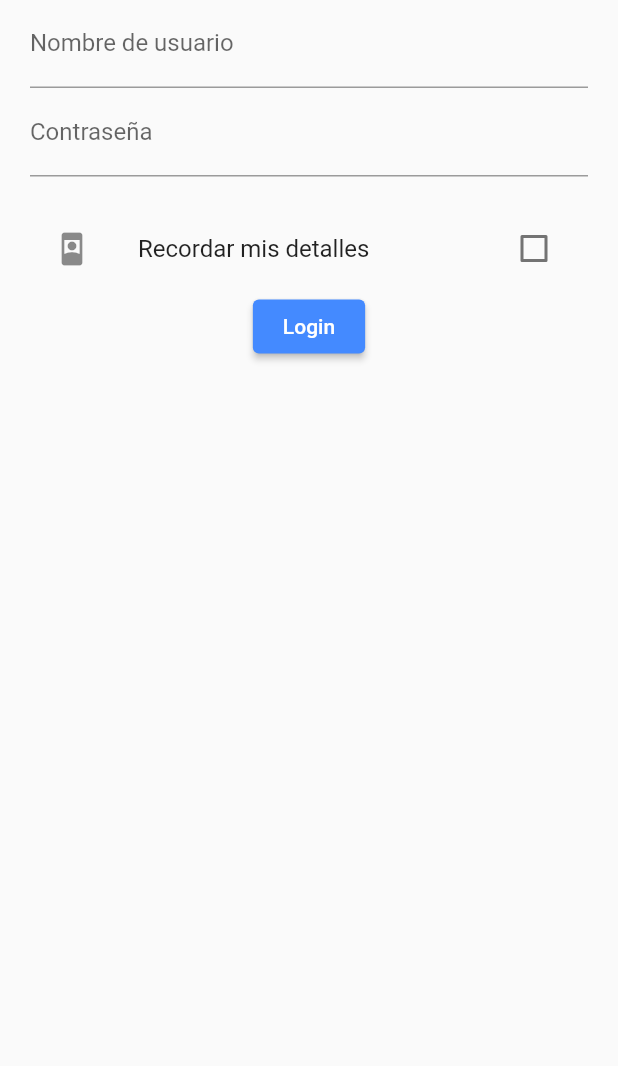
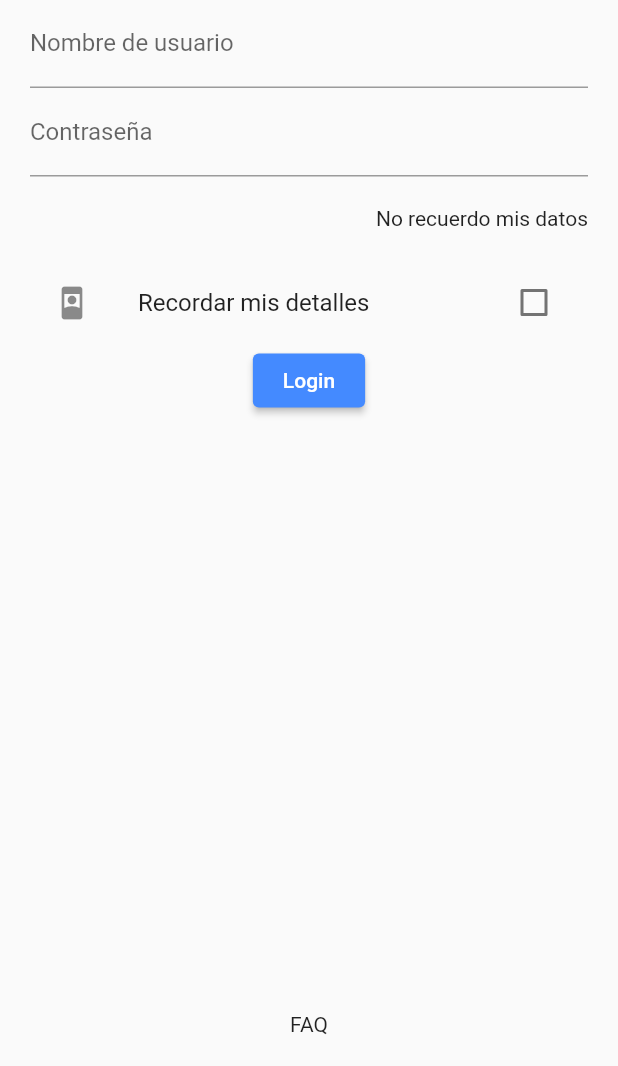
Before and after one commit to sanjuesc/etoraxMovil, a Flutter app: the screen it shows after launch, on a phone screen of 412 x 824 dp, the part 170-1236 px from its top. Run offline on Flutter 3.47's test engine with Material 2 defaults, Android fonts, the phone set to English and light mode, and no system bars; our stand-ins replace flutter_dotenv, rxdart, shared_preferences.

Commit message:
Añadidos botones "he olvidado mis datos" y "faq" (no tienen funcionalidades aun)

```diff
--- a/lib/src/screens/login_screen.dart
+++ b/lib/src/screens/login_screen.dart
@@ -1,8 +1,7 @@
 import 'package:flutter/material.dart';
-import 'package:shared_preferences/shared_preferences.dart';
 import '../blocs/bloc.dart';
 import '../blocs/provider.dart';
-import '../globals.dart' as globals;
+import 'package:flutter/services.dart';
 
 class LoginScreen extends StatefulWidget{
   State<StatefulWidget> createState() {
@@ -23,8 +22,12 @@ class LoginScreenState extends State<LoginScreen>{ //hay que cambiar a statefull
               emailField(bloc),
               passwordField(bloc),
               Container(margin: EdgeInsets.only(top: 20.0),),
+              recordarDatos(),
+              Container(margin: EdgeInsets.only(top: 20.0),),
               checkBox(),
               submitButton(bloc),
+              Expanded(child:Container()),//pongo esto aqui para rellenar el espacio hasta el Text
+              faq()
             ],
           ),
         )
@@ -171,4 +174,25 @@ Widget submitButton(Bloc bloc){
     );
   }
 
+  Widget recordarDatos() {
+    return Row(
+      mainAxisAlignment: MainAxisAlignment.end,
+      children:   [InkWell(
+          child: Text('No recuerdo mis datos'),
+          onTap: () {
+            print("ey");
           }
+      ),],
+    );
+  }
+
+  Widget faq() {
+    return InkWell(
+        child: Text('FAQ'),
+        onTap: () {
+          print("ey");
+        }
+    );
+  }
+
+}
```
Lines whose indentation alone changed are shown as unchanged.
